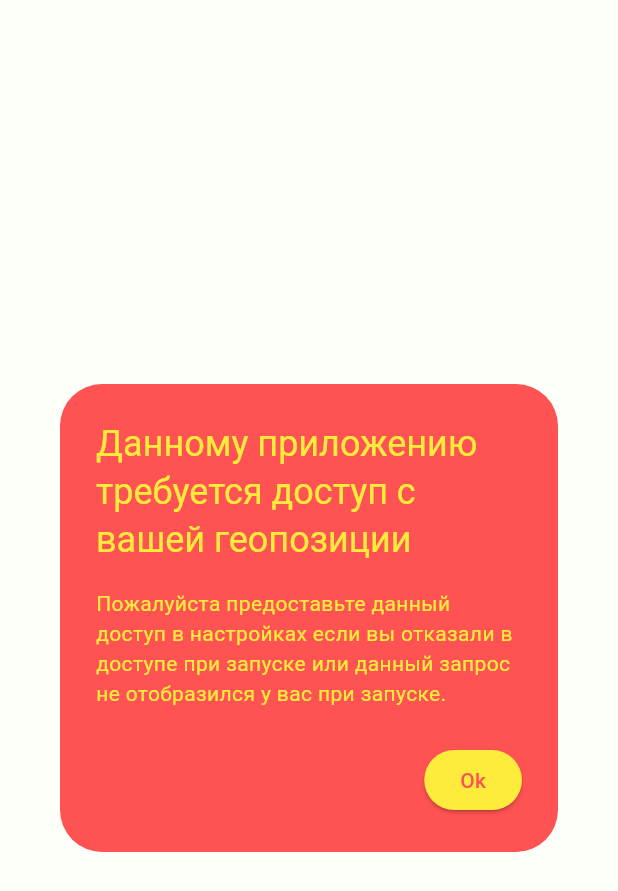
After one commit to DaniilPrinyov/weather_app2.0, a Flutter app: the screen it shows after launch, on a phone screen of 412 x 824 dp. The commit adds this screen. Shown: the top 891 px of the screen. Run offline on Flutter 3.47's test engine with Material 2 defaults, Android fonts, the light colour scheme and no system bars; our stand-ins replace geolocator, glass, hive_flutter, rive; accounts and stored records are empty.

Commit message:
Отредактировал ридми сделал, рефакторинг

```diff
--- /dev/null
+++ b/lib/presentation/alerts/no_access_location.dart
@@ -0,0 +1,45 @@
+import 'package:flutter/material.dart';
+import 'package:weather_app2/presentation/screens/home_screen.dart';
+
+class NoAccessLocation extends StatelessWidget {
+  const NoAccessLocation({super.key});
+
+  @override
+  Widget build(BuildContext context) {
+    return AlertDialog(
+      backgroundColor: Colors.redAccent,
+      title: const Text(
+        "Данному приложению требуется доступ с вашей геопозиции",
+        style: TextStyle(
+          color: Colors.yellow,
+        ),
+      ),
+      content: const Text(
+        "Пожалуйста предоставьте данный доступ в настройках если вы отказали в доступе при запуске или данный запрос не отобразился у вас при запуске.",
+        style: TextStyle(
+          color: Colors.yellow,
+        ),
+      ),
+      actions: [
+        ElevatedButton(
+          style: ButtonStyle(
+            backgroundColor: MaterialStateProperty.all(Colors.yellow),
+          ),
+          onPressed: () {
+            Navigator.of(context).push(
+              MaterialPageRoute(
+                builder: (context) => const HomeScreen(),
+              ),
+            );
+          },
+          child: const Text(
+            "Ok",
+            style: TextStyle(
+              color: Colors.redAccent,
+            ),
+          ),
+        ),
+      ],
+    );
+  }
+}
--- a/lib/presentation/widgets/city_search_button.dart
+++ b/lib/presentation/widgets/city_search_button.dart
@@ -125,7 +125,7 @@ class CitySearchWidget extends StatelessWidget {
               if (myController.text != "") {
                 cityList.add(myController.text);
                 CityListHive().put(cityList);
-                Navigator.of(context).push(
+                await Navigator.of(context).push(
                   MaterialPageRoute(
                     builder: (context) =>
                         SearchCity(nameCity: myController.text),
@@ -143,7 +143,7 @@ class CitySearchWidget extends StatelessWidget {
                   if (myController.text != "") {
                     cityList.add(myController.text);
                     CityListHive().put(cityList);
-                    Navigator.of(context).push(
+                    await Navigator.of(context).push(
                       MaterialPageRoute(
                         builder: (context) =>
                             SearchCity(nameCity: myController.text),
--- a/pubspec.yaml
+++ b/pubspec.yaml
@@ -42,7 +42,7 @@ dependencies:
   hive_flutter: ^1.1.0
   json_annotation: ^4.8.0
   geolocator: ^9.0.2
-  connectivity_plus: ^3.0.3
+
 
 dev_dependencies:
   flutter_test:
```
Also changed, not shown: lib/presentation/alerts/city_not_found.dart (added, +45 -0 lines), lib/presentation/screens/home_screen.dart (+6 -37 lines), lib/presentation/screens/search_city_screen.dart (+6 -37 lines), fo_readme/1.png (added), fo_readme/2.png (added), fo_readme/3.png (added), pubspec.lock, 3 other files.
